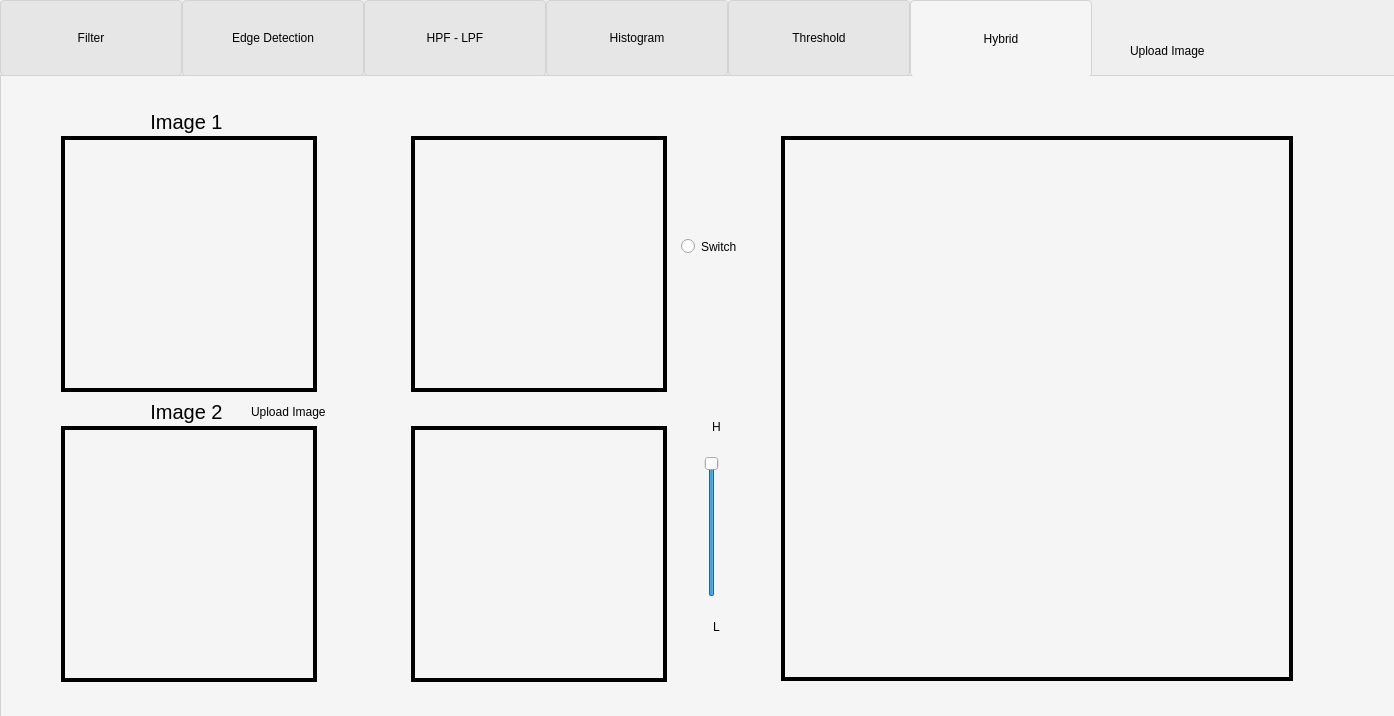
Old version of the form task1.ui in the repository IbrahimEmad11/Image-Processing-App.
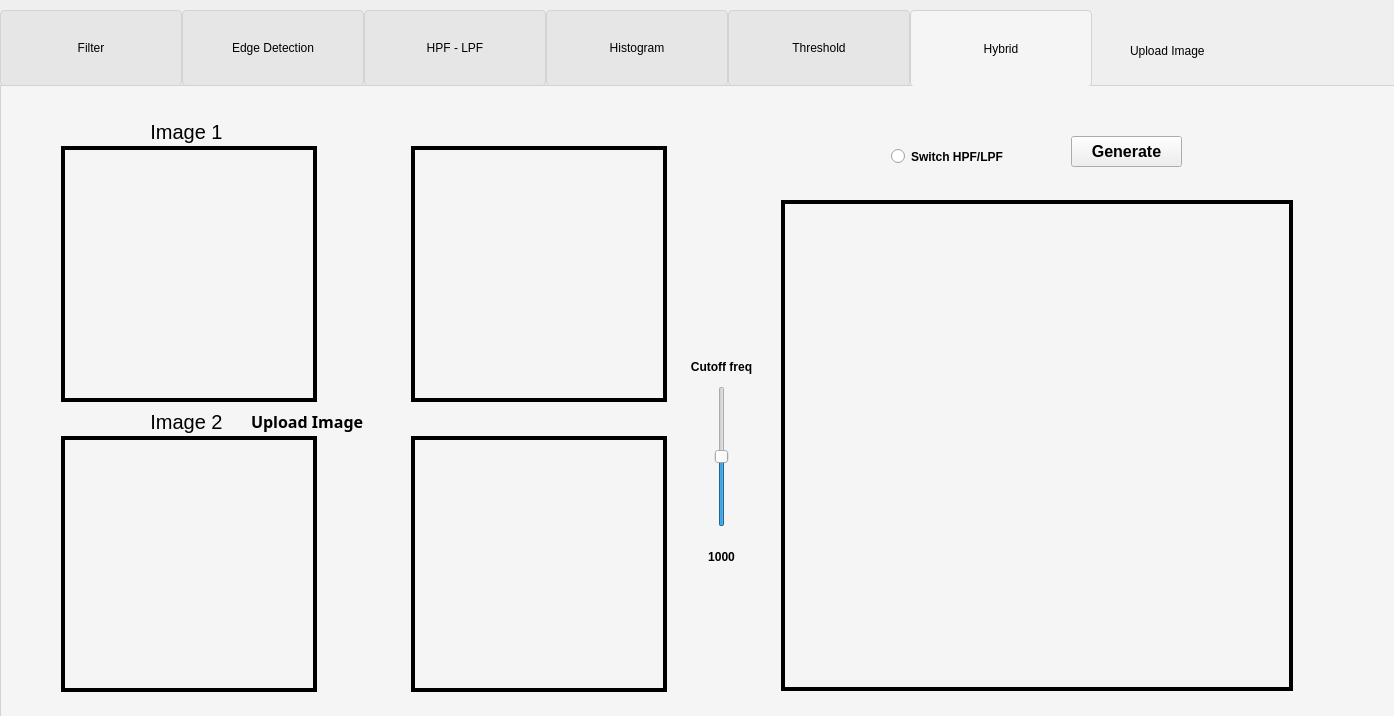
New version of the form. The open tabs and pages were chosen to show the change. Icons and pictures are not drawn.

The edit to the form file:
```diff
--- a/task1.ui
+++ b/task1.ui
@@ -42,9 +42,9 @@
     <property name="geometry">
      <rect>
       <x>0</x>
-      <y>0</y>
+      <y>10</y>
       <width>1451</width>
-      <height>721</height>
+      <height>711</height>
      </rect>
     </property>
     <property name="font">
@@ -1878,34 +1878,6 @@
        <set>Qt::AlignCenter</set>
       </property>
      </widget>
-     <widget class="QSlider" name="Image1FSlider">
-      <property name="geometry">
-       <rect>
-        <x>700</x>
-        <y>380</y>
-        <width>21</width>
-        <height>141</height>
-       </rect>
-      </property>
-      <property name="maximum">
-       <number>1</number>
-      </property>
-      <property name="pageStep">
-       <number>10</number>
-      </property>
-      <property name="sliderPosition">
-       <number>1</number>
-      </property>
-      <property name="orientation">
-       <enum>Qt::Vertical</enum>
-      </property>
-      <property name="tickPosition">
-       <enum>QSlider::NoTicks</enum>
-      </property>
-      <property name="tickInterval">
-       <number>0</number>
-      </property>
-     </widget>
      <widget class="QPushButton" name="UploadeImage1">
       <property name="geometry">
        <rect>
@@ -1944,9 +1916,9 @@
       <property name="geometry">
        <rect>
         <x>780</x>
-        <y>60</y>
+        <y>114</y>
         <width>512</width>
-        <height>545</height>
+        <height>491</height>
        </rect>
       </property>
       <property name="styleSheet">
@@ -1963,55 +1935,6 @@
        <set>Qt::AlignCenter</set>
       </property>
      </widget>
-     <widget class="QPushButton" name="HybridButton">
-      <property name="geometry">
-       <rect>
-        <x>710</x>
-        <y>310</y>
-        <width>61</width>
-        <height>61</height>
-       </rect>
-      </property>
-      <property name="styleSheet">
-       <string notr="true">QPushButton{
-border-radius: 25px;
-font: 900 12pt &quot;Segoe UI Black&quot;;
-}
-
-QPushButton:hover:!pressed{
-	background-color: qlineargradient(x1: 0.5, y1: 1, x2: 0.5, y2: 1, stop: 0 #dadbde, stop: 1 #f6f7fa);
-}</string>
-      </property>
-      <property name="text">
-       <string/>
-      </property>
-      <property name="icon">
-       <iconset>
-        <normaloff>:/Icons/hybrid.png</normaloff>:/Icons/hybrid.png</iconset>
-      </property>
-      <property name="iconSize">
-       <size>
-        <width>60</width>
-        <height>60</height>
-       </size>
-      </property>
-     </widget>
-     <widget class="QLabel" name="label_6">
-      <property name="geometry">
-       <rect>
-        <x>690</x>
-        <y>330</y>
-        <width>51</width>
-        <height>41</height>
-       </rect>
-      </property>
-      <property name="text">
-       <string>H</string>
-      </property>
-      <property name="alignment">
-       <set>Qt::AlignCenter</set>
-      </property>
-     </widget>
      <widget class="QLabel" name="inputImageLabel_4">
       <property name="geometry">
        <rect>
@@ -2056,44 +1979,23 @@
        <set>Qt::AlignCenter</set>
       </property>
      </widget>
-     <widget class="QRadioButton" name="radioButton">
-      <property name="geometry">
-       <rect>
-        <x>680</x>
-        <y>150</y>
-        <width>101</width>
-        <height>41</height>
-       </rect>
-      </property>
-      <property name="text">
-       <string>Switch</string>
-      </property>
-     </widget>
-     <widget class="QLabel" name="label_7">
-      <property name="geometry">
-       <rect>
-        <x>690</x>
-        <y>530</y>
-        <width>51</width>
-        <height>41</height>
-       </rect>
-      </property>
-      <property name="text">
-       <string>L</string>
-      </property>
-      <property name="alignment">
-       <set>Qt::AlignCenter</set>
-      </property>
-     </widget>
      <widget class="QPushButton" name="BrowseButton_2">
       <property name="geometry">
        <rect>
         <x>250</x>
         <y>320</y>
-        <width>131</width>
+        <width>151</width>
         <height>31</height>
        </rect>
       </property>
+      <property name="font">
+       <font>
+        <family>Segoe UI Black</family>
+        <pointsize>12</pointsize>
+        <italic>false</italic>
+        <bold>true</bold>
+       </font>
+      </property>
       <property name="styleSheet">
        <string notr="true">QPushButton{
 border-radius: 10px;
@@ -2121,6 +2023,113 @@
        </size>
       </property>
      </widget>
+     <widget class="QRadioButton" name="radioButton_2">
+      <property name="geometry">
+       <rect>
+        <x>890</x>
+        <y>50</y>
+        <width>141</width>
+        <height>41</height>
+       </rect>
+      </property>
+      <property name="font">
+       <font>
+        <bold>true</bold>
+       </font>
+      </property>
+      <property name="text">
+       <string>Switch HPF/LPF</string>
+      </property>
+     </widget>
+     <widget class="QPushButton" name="GenerateHybrid">
+      <property name="geometry">
+       <rect>
+        <x>1070</x>
+        <y>50</y>
+        <width>111</width>
+        <height>31</height>
+       </rect>
+      </property>
+      <property name="font">
+       <font>
+        <pointsize>12</pointsize>
+        <bold>true</bold>
+       </font>
+      </property>
+      <property name="text">
+       <string>Generate</string>
+      </property>
+     </widget>
+     <widget class="QLabel" name="label_7">
+      <property name="geometry">
+       <rect>
+        <x>690</x>
+        <y>450</y>
+        <width>61</width>
+        <height>41</height>
+       </rect>
+      </property>
+      <property name="font">
+       <font>
+        <bold>true</bold>
+       </font>
+      </property>
+      <property name="text">
+       <string>1000</string>
+      </property>
+      <property name="alignment">
+       <set>Qt::AlignCenter</set>
+      </property>
+     </widget>
+     <widget class="QLabel" name="label_6">
+      <property name="geometry">
+       <rect>
+        <x>680</x>
+        <y>260</y>
+        <width>81</width>
+        <height>41</height>
+       </rect>
+      </property>
+      <property name="font">
+       <font>
+        <bold>true</bold>
+       </font>
+      </property>
+      <property name="text">
+       <string>Cutoff freq</string>
+      </property>
+      <property name="alignment">
+       <set>Qt::AlignCenter</set>
+      </property>
+     </widget>
+     <widget class="QSlider" name="VerticalSlider">
+      <property name="geometry">
+       <rect>
+        <x>710</x>
+        <y>300</y>
+        <width>21</width>
+        <height>141</height>
+       </rect>
+      </property>
+      <property name="maximum">
+       <number>2000</number>
+      </property>
+      <property name="pageStep">
+       <number>10</number>
+      </property>
+      <property name="sliderPosition">
+       <number>1000</number>
+      </property>
+      <property name="orientation">
+       <enum>Qt::Vertical</enum>
+      </property>
+      <property name="tickPosition">
+       <enum>QSlider::NoTicks</enum>
+      </property>
+      <property name="tickInterval">
+       <number>0</number>
+      </property>
+     </widget>
     </widget>
    </widget>
    <widget class="QPushButton" name="BrowseButton">
```
Left out of the diff: 290 changed lines with no effect on the pictures.
